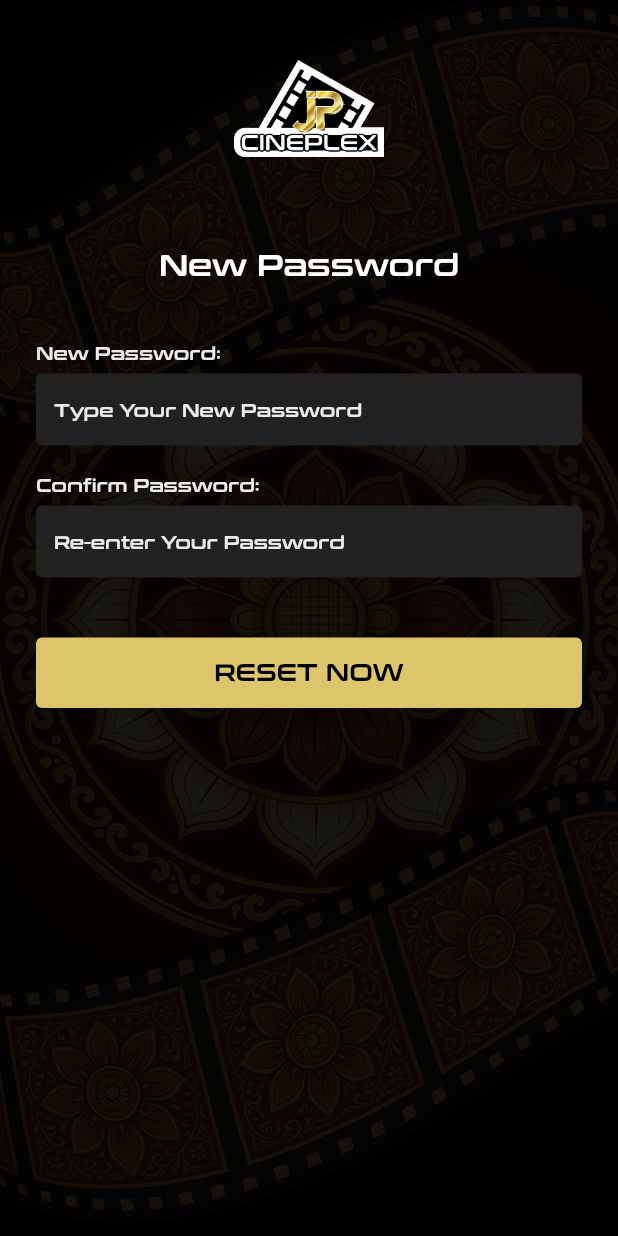
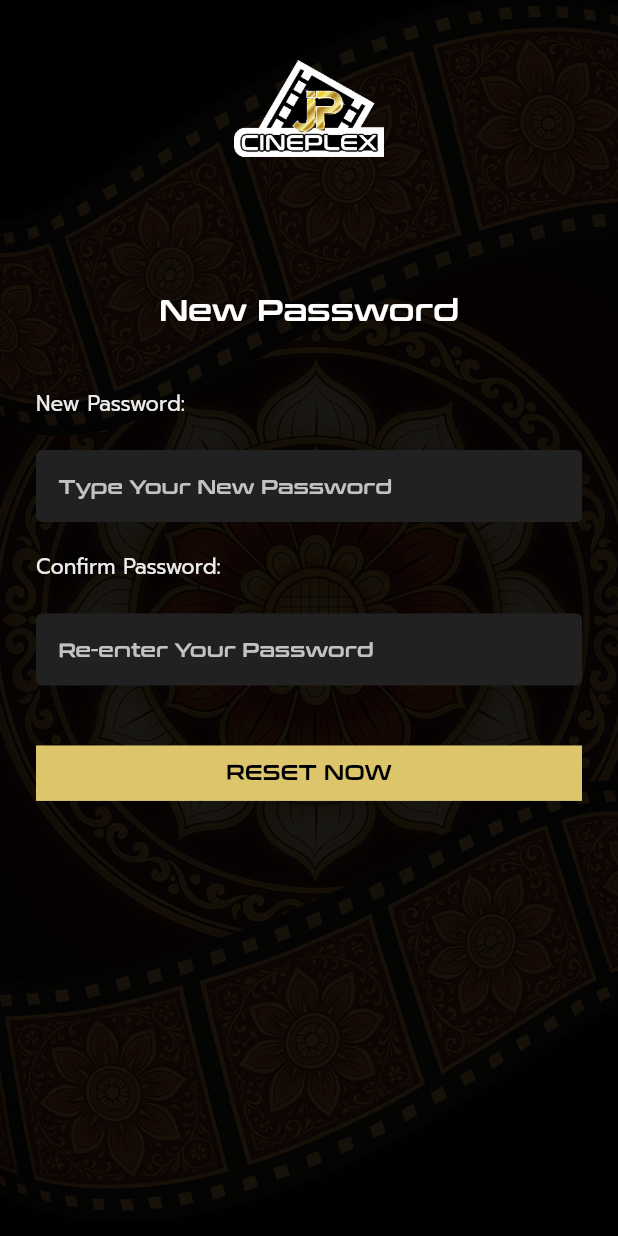
Before and after one commit to TharudiHS/JP-Cineplex-Mobile-App, a Flutter app: the NewPasswordPage screen opened directly, on a phone screen of 412 x 824 dp. Run offline on Flutter 3.47's test engine with Material 3 defaults, Android fonts, the light colour scheme and no system bars; our stand-ins replace flutter_svg.

Commit message:
finalized new password page

```diff
--- a/lib/screens/new_password_page.dart
+++ b/lib/screens/new_password_page.dart
@@ -37,15 +37,12 @@ class _NewPasswordPageState extends State<NewPasswordPage> {
                   width: 100,
                   fit: BoxFit.contain,
                 ),
-                const SizedBox(height: 60),
+                const SizedBox(height: 90),
 
                 // Title
                 Text(
                   "New Password",
-                  style: TextStyles.size14WeightBoldConthraxSemiBold.copyWith(
-                    fontSize: 20,
-                    color: AppColours.white,
-                  ),
+                  style: TextStyles.size20WeightBoldConthraxSemiBold,
                 ),
                 const SizedBox(height: 40),
 
@@ -100,16 +97,12 @@ class _NewPasswordPageState extends State<NewPasswordPage> {
                   },
                   child: Container(
                     width: double.infinity,
-                    padding: const EdgeInsets.symmetric(vertical: 14),
-                    decoration: BoxDecoration(
-                      color: AppColours.gold,
-                      borderRadius: BorderRadius.circular(4),
-                    ),
+                    padding: const EdgeInsets.symmetric(vertical: 10),
+                    decoration: BoxDecoration(color: AppColours.gold),
                     alignment: Alignment.center,
                     child: Text(
                       "RESET NOW",
-                      style: TextStyles.size14WeightBoldConthraxSemiBold
-                          .copyWith(color: AppColours.black, fontSize: 16),
+                      style: TextStyles.size14WeightBoldConthraxSemiBoldblack,
                     ),
                   ),
                 ),
@@ -131,14 +124,8 @@ class _NewPasswordPageState extends State<NewPasswordPage> {
       crossAxisAlignment: CrossAxisAlignment.start,
       children: [
         // Label
-        Text(
-          "$label:",
-          style: TextStyles.size14WeightBoldConthraxSemiBold.copyWith(
-            fontSize: 12,
-            color: AppColours.lightGrey,
-          ),
-        ),
-        const SizedBox(height: 6),
+        Text("$label:", style: TextStyles.size14PromptLight),
+        const SizedBox(height: 20),
 
         // Input
         TextField(
@@ -147,16 +134,13 @@ class _NewPasswordPageState extends State<NewPasswordPage> {
           style: const TextStyle(color: Colors.white),
           decoration: InputDecoration(
             hintText: hint,
-            hintStyle: TextStyle(color: AppColours.lightGrey, fontSize: 12),
+            hintStyle: TextStyles.size13WeightBoldConthraxSemiBoldgreyC2,
             filled: true,
             fillColor: AppColours.darkGrey,
-            border: OutlineInputBorder(
-              borderRadius: BorderRadius.circular(4),
-              borderSide: BorderSide.none,
-            ),
+            border: OutlineInputBorder(borderSide: BorderSide.none),
             contentPadding: const EdgeInsets.symmetric(
-              horizontal: 12,
-              vertical: 14,
+              horizontal: 15,
+              vertical: 10,
             ),
           ),
         ),
```
